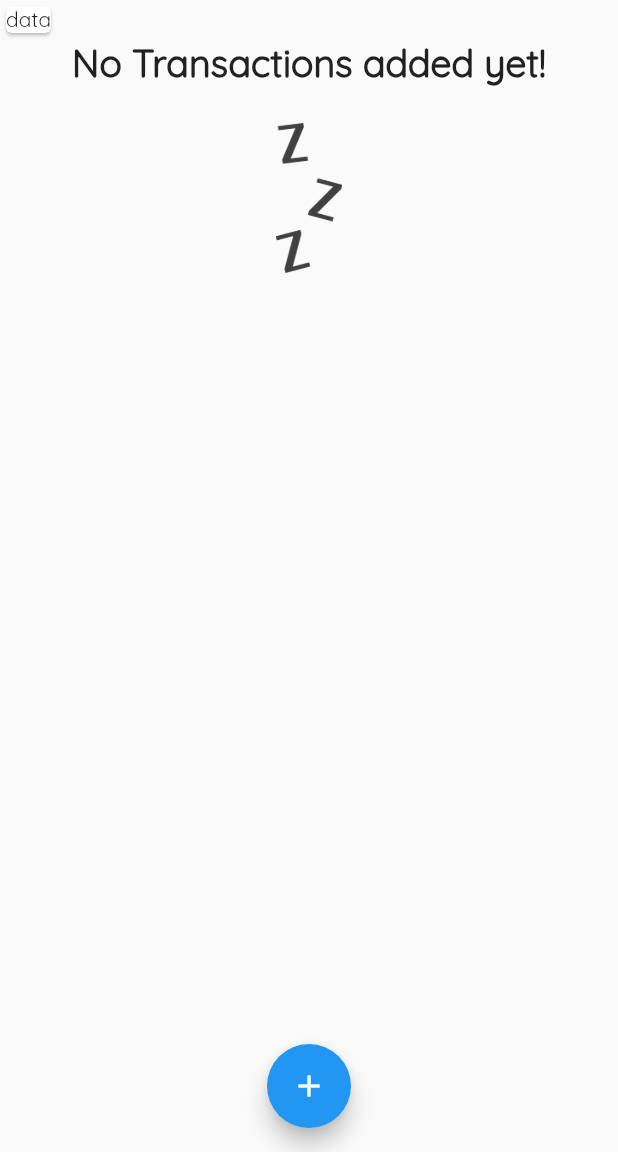
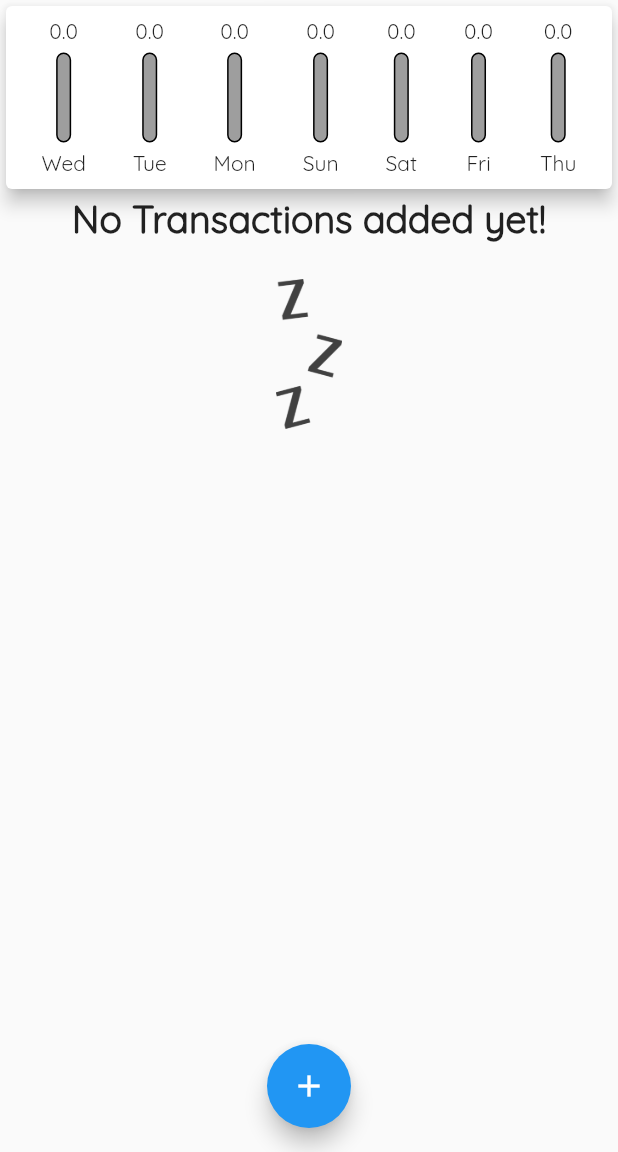
Before and after one commit to ramonyohannes/Expense-Tracker-App, a Flutter app: the screen it shows after launch, on a phone screen of 412 x 824 dp, the part 84-1236 px from its top. Run offline on Flutter 3.47's test engine with Material 2 defaults, Android fonts, the phone set to English and light mode, and no system bars.

Commit message:
Added Chart and populated chart bars with map of data

```diff
--- a/lib/widget/chart.dart
+++ b/lib/widget/chart.dart
@@ -2,6 +2,7 @@ import 'package:flutter/material.dart';
 import 'package:intl/intl.dart';
 
 import '../transaction.dart';
+import 'chart_bar.dart';
 
 class Chart extends StatelessWidget {
   // const Chart({Key? key}) : super(key: key);
@@ -21,8 +22,14 @@ class Chart extends StatelessWidget {
       }
       print(DateFormat.E().format(weekDay));
       print(totalSum.toString());
-      //return {"date": "mon", "amount": "10"};
+
       return {"date": DateFormat.E().format(weekDay), "amount": totalSum};
+    });
+  }
+
+  double get totalSSpending {
+    return userrecentTransaction.fold(0.00, (sum, item) {
+      return sum + item.amount;
     });
   }
 
@@ -30,7 +37,24 @@ class Chart extends StatelessWidget {
   Widget build(BuildContext context) {
     print(groupedTransaction);
     return Card(
-      child: Text("data"),
-    );
+        elevation: 5,
+        child: Padding(
+          padding: const EdgeInsets.all(8.0),
+          child: Row(
+            mainAxisAlignment: MainAxisAlignment.spaceAround,
+            children: [
+              ...groupedTransaction.map((data) {
+                return Chart_Bar(
+                  "${data["date"]}",
+                  data["amount"] as double,
+                  totalSSpending == 0.0
+                      ? 0.0
+                      : (data["amount"] as double) / totalSSpending,
+                );
+                //Text("${data["date"]} : ${data["amount"]}");
+              }).toList(),
+            ],
+          ),
+        ));
   }
 }
--- /dev/null
+++ b/lib/widget/chart_bar.dart
@@ -0,0 +1,55 @@
+import 'package:flutter/material.dart';
+
+class Chart_Bar extends StatelessWidget {
+  // const Chart_Bar({Key? key}) : super(key: key);
+  final String date;
+  final double amount;
+  final double spendingpersontil;
+  Chart_Bar(
+    this.date,
+    this.amount,
+    this.spendingpersontil,
+  );
+
+  @override
+  Widget build(BuildContext context) {
+    return Column(
+      children: [
+        Text(amount.toString()),
+        const SizedBox(
+          height: 5,
+        ),
+        Container(
+          height: 60,
+          width: 10,
+          child: Stack(
+            children: [
+              Container(
+                decoration: BoxDecoration(
+                  border: Border.all(width: 1),
+                  color: Colors.grey,
+                  borderRadius: BorderRadius.circular(5),
+                ),
+              ),
+              FractionallySizedBox(
+                heightFactor: spendingpersontil,
+                child: Container(
+                  decoration: BoxDecoration(
+                    color: Colors.purple,
+                    borderRadius: BorderRadius.circular(5),
+                  ),
+                ),
+              )
+            ],
+          ),
+        ),
+        const SizedBox(
+          height: 5,
+        ),
+        Text(
+          date.toString(),
+        )
+      ],
+    );
+  }
+}
```
